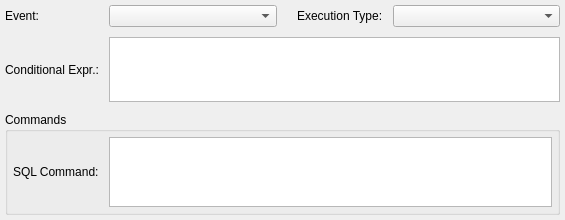
Before: the Qt Designer form libs/libgui/ui/dbobjects/rulewidget.ui in pgmodeler/pgmodeler, drawn with Qt 5.
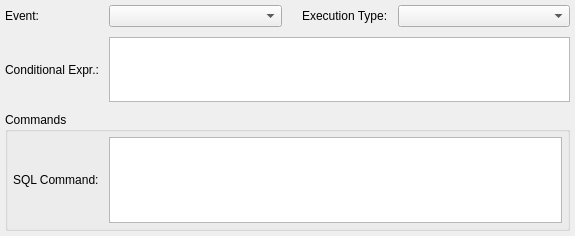
After: the same form once the commit is applied.

Commit message: Changed default icon size of comboboxes

Patch:
```diff
--- a/libs/libgui/ui/dbobjects/rulewidget.ui
+++ b/libs/libgui/ui/dbobjects/rulewidget.ui
@@ -6,8 +6,8 @@
    <rect>
     <x>0</x>
     <y>0</y>
-    <width>565</width>
-    <height>220</height>
+    <width>575</width>
+    <height>236</height>
    </rect>
   </property>
   <property name="minimumSize">
@@ -76,6 +76,12 @@
        <property name="sizeAdjustPolicy">
         <enum>QComboBox::AdjustToContents</enum>
        </property>
+       <property name="iconSize">
+        <size>
+         <width>28</width>
+         <height>28</height>
+        </size>
+       </property>
       </widget>
      </item>
      <item>
@@ -129,6 +135,12 @@
        <property name="sizeAdjustPolicy">
         <enum>QComboBox::AdjustToContents</enum>
        </property>
+       <property name="iconSize">
+        <size>
+         <width>28</width>
+         <height>28</height>
+        </size>
+       </property>
       </widget>
      </item>
     </layout>
```
The commit also changes 40 other files.
